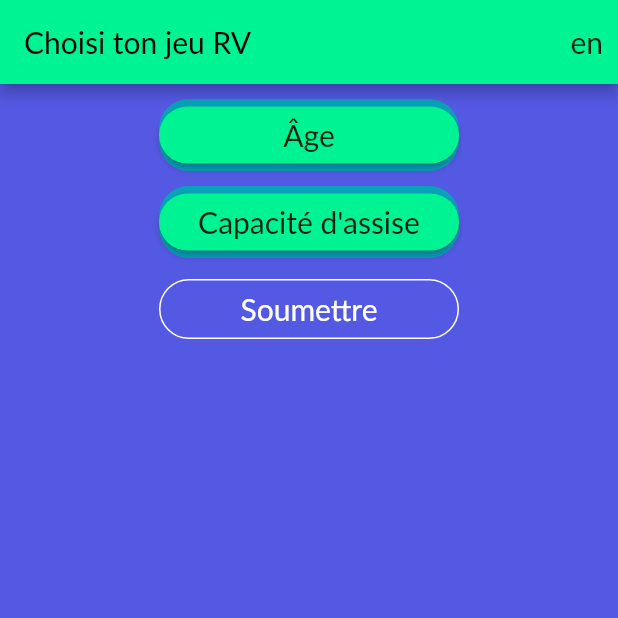
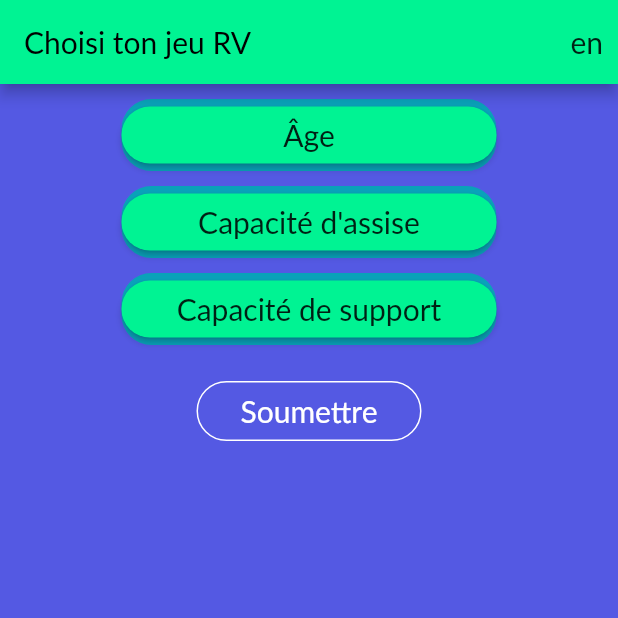
Before and after one commit to cr-crme/decide_vr, a Flutter app: the screen it shows after launch, on a phone screen of 412 x 824 dp, the top half of it. Run offline on Flutter 3.47's test engine with Material 2 defaults, Android fonts, the phone set to English and light mode, and no system bars.

Commit message:
Added Standing ability

```diff
--- a/lib/common/misc/locale_text.dart
+++ b/lib/common/misc/locale_text.dart
@@ -25,6 +25,8 @@ class LocaleText with ChangeNotifier {
 
   String get sittingAbility =>
       {'en': 'Sitting Ability', 'fr': 'Capacité d\'assise'}[language]!;
+  String get standingAbility =>
+      {'en': 'Standing Ability', 'fr': 'Capacité de support'}[language]!;
   String get dynamicWithSupport =>
       {'en': 'Dynamic with support', 'fr': 'Avec support dynamique'}[language]!;
   String get dynamicNoSupport => {
--- /dev/null
+++ b/lib/common/models/standing_ability.dart
@@ -0,0 +1,40 @@
+import 'package:provider/provider.dart';
+
+import './option.dart';
+import '../misc/locale_text.dart';
+import '../providers/answers.dart';
+
+class StandingAbility implements Option {
+  StandingAbility() : choice = -1;
+  StandingAbility._fromChoice(this.choice);
+
+  final int choice;
+  static StandingAbility get dynamicWithSupport =>
+      StandingAbility._fromChoice(0);
+  static StandingAbility get dynamicNoSupport => StandingAbility._fromChoice(1);
+  static StandingAbility get staticWithSupport =>
+      StandingAbility._fromChoice(2);
+  static StandingAbility get staticNoSupport => StandingAbility._fromChoice(3);
+
+  @override
+  String title(context, {listen = true}) {
+    switch (choice) {
+      case 0:
+        return LocaleText.of(context, listen: listen).dynamicWithSupport;
+      case 1:
+        return LocaleText.of(context, listen: listen).dynamicNoSupport;
+      case 2:
+        return LocaleText.of(context, listen: listen).staticWithSupport;
+      case 3:
+        return LocaleText.of(context, listen: listen).staticNoSupport;
+      default:
+        return 'Error';
+    }
+  }
+
+  @override
+  void clickAnswerCallback(context) {
+    final answers = Provider.of<Answers>(context, listen: false);
+    answers.standingAbility = this;
+  }
+}
--- a/lib/common/providers/answers.dart
+++ b/lib/common/providers/answers.dart
@@ -2,11 +2,14 @@ import 'package:flutter/foundation.dart';
 
 import '../models/age.dart';
 import '../models/sitting_ability.dart';
+import '../models/standing_ability.dart';
 
 class Answers extends ChangeNotifier {
-  Answers({age, sittingAbility})
+  Answers({age, sittingAbility, standingAbility})
       : _age = age ?? Age.all,
-        _sittingAbility = sittingAbility ?? SittingAbility.dynamicWithSupport;
+        _sittingAbility = sittingAbility ?? SittingAbility.dynamicWithSupport,
+        _standingAbility =
+            standingAbility ?? StandingAbility.dynamicWithSupport;
 
   Age _age;
   Age get age => _age;
@@ -21,4 +24,11 @@ class Answers extends ChangeNotifier {
     _sittingAbility = value;
     notifyListeners();
   }
+
+  StandingAbility _standingAbility;
+  StandingAbility get standingAbility => _standingAbility;
+  set standingAbility(StandingAbility value) {
+    _standingAbility = value;
+    notifyListeners();
+  }
 }
--- a/lib/common/widgets/section_button.dart
+++ b/lib/common/widgets/section_button.dart
@@ -67,6 +67,7 @@ class _SectionButtonState extends State<SectionButton> {
                 child: Text(
                   widget.title,
                   style: Theme.of(context).textTheme.titleLarge,
+                  textAlign: TextAlign.center,
                 ),
               ),
             ),
--- a/lib/common/widgets/submit_button.dart
+++ b/lib/common/widgets/submit_button.dart
@@ -25,7 +25,8 @@ class SubmitButton extends StatelessWidget {
       title: const Text('Voici les options sélectionnées'),
       content: Text(
         '${LocaleText.of(context, listen: false).age}: ${answers.age.title(context, listen: false)}\n'
-        '${LocaleText.of(context, listen: false).sittingAbility}: ${answers.sittingAbility.title(context, listen: false)}\n',
+        '${LocaleText.of(context, listen: false).sittingAbility}: ${answers.sittingAbility.title(context, listen: false)}\n'
+        '${LocaleText.of(context, listen: false).standingAbility}: ${answers.standingAbility.title(context, listen: false)}\n',
       ),
     );
 
--- a/lib/screens/fill_info_screen.dart
+++ b/lib/screens/fill_info_screen.dart
@@ -3,6 +3,7 @@ import 'package:flutter/material.dart';
 import '../common/misc/locale_text.dart';
 import '../common/models/age.dart';
 import '../common/models/sitting_ability.dart';
+import '../common/models/standing_ability.dart';
 import '../common/widgets/section_button.dart';
 import '../common/widgets/submit_button.dart';
 import '../common/widgets/vr_app_bar.dart';
@@ -12,7 +13,7 @@ class FillingInfoScreen extends StatelessWidget {
 
   static const route = '/filling-info-screen';
   final double _spacing = 10;
-  final double _buttonWidth = 200;
+  final double _buttonWidth = 250;
   final double _buttonRadius = 20;
 
   @override
@@ -48,8 +49,26 @@ class FillingInfoScreen extends StatelessWidget {
               ),
             ),
             Padding(
-              padding: const EdgeInsets.all(10.0),
-              child: SubmitButton(LocaleText.of(context).submit),
+              padding: EdgeInsets.only(top: _spacing),
+              child: SectionButton(
+                LocaleText.of(context).standingAbility,
+                options: [
+                  StandingAbility.dynamicWithSupport,
+                  StandingAbility.dynamicNoSupport,
+                  StandingAbility.staticWithSupport,
+                  StandingAbility.staticNoSupport,
+                ],
+                width: _buttonWidth,
+                cornerRadius: _buttonRadius,
+                defaultOption: DefaultOption.first,
+              ),
+            ),
+            Padding(
+              padding: const EdgeInsets.symmetric(vertical: 20.0),
+              child: SubmitButton(
+                LocaleText.of(context).submit,
+                width: 150,
+              ),
             ),
           ],
         ),
```
